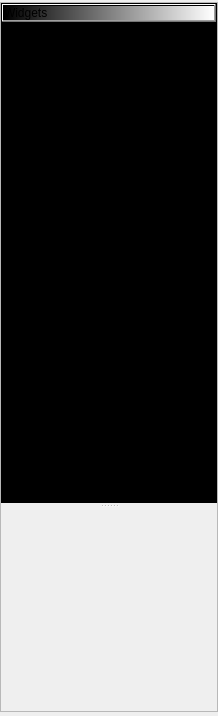
Qt form src/pyphoplacecellanalysis/GUI/Qt/Widgets/PipelineComputationWidget/PipelineComputationWidget.ui (CommanderPho/pyPhoPlaceCellAnalysis) before a commit.
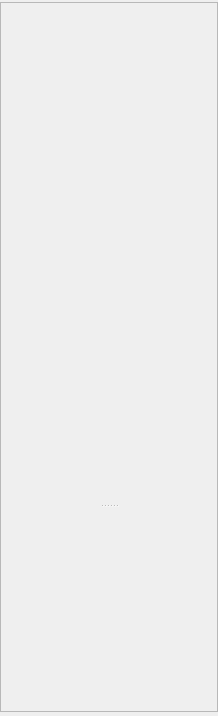
The same form after that commit. Icons and pictures are not drawn.

Commit message: PipelineComputationWidget almost working

Patch:
```diff
--- a/src/pyphoplacecellanalysis/GUI/Qt/Widgets/PipelineComputationWidget/PipelineComputationWidget.ui
+++ b/src/pyphoplacecellanalysis/GUI/Qt/Widgets/PipelineComputationWidget/PipelineComputationWidget.ui
@@ -103,99 +103,10 @@
           </size>
          </property>
          <property name="styleSheet">
-          <string notr="true">background-color: rgb(0, 0, 0);</string>
+          <string notr="true">background-color: rgb(0, 0, 0);
+QHeaderView::section { background-color:  rgb(61, 61, 61); }</string>
          </property>
-         <layout class="QGridLayout" name="gridLayout_MainContent">
-          <item row="0" column="0">
-           <widget class="QTreeWidget" name="mainTreeWidget">
-            <property name="styleSheet">
-             <string notr="true">QHeaderView::section { background-color: qlineargradient(spread:pad, x1:0, y1:0, x2:1, y2:0, stop:0 rgba(0, 0, 0, 255), stop:1 rgba(255, 255, 255, 255)) }</string>
-            </property>
-            <property name="selectionMode">
-             <enum>QAbstractItemView::NoSelection</enum>
-            </property>
-            <property name="iconSize">
-             <size>
-              <width>32</width>
-              <height>64</height>
-             </size>
-            </property>
-            <column>
-             <property name="text">
-              <string notr="true">Widgets</string>
-             </property>
-            </column>
-            <item>
-             <property name="text">
-              <string notr="true">Spike2DRaster</string>
-             </property>
-             <property name="icon">
-              <iconset resource="../../../../Resources/GuiResources.qrc">
-               <normaloff>:/Icons/Icons/SpikeRaster2DIcon.ico</normaloff>:/Icons/Icons/SpikeRaster2DIcon.ico</iconset>
-             </property>
-            </item>
-            <item>
-             <property name="text">
-              <string notr="true">Behavior</string>
-             </property>
-             <property name="icon">
-              <iconset resource="../../../../Resources/ActionIcons.qrc">
-               <normaloff>:/Render/Icons/Icon/SimplePlot/Laps.png</normaloff>:/Render/Icons/Icon/SimplePlot/Laps.png</iconset>
-             </property>
-            </item>
-            <item>
-             <property name="text">
-              <string notr="true">StackedEpochViewer</string>
-             </property>
-             <property name="icon">
-              <iconset resource="../../../../Resources/ActionIcons.qrc">
-               <normaloff>:/Render/Icons/graphics/MultiAxesPlot.png</normaloff>:/Render/Icons/graphics/MultiAxesPlot.png</iconset>
-             </property>
-            </item>
-            <item>
-             <property name="text">
-              <string notr="true">Occupancy</string>
-             </property>
-             <property name="icon">
-              <iconset resource="../../../../Resources/ActionIcons.qrc">
-               <normaloff>:/Render/Icons/Icon/Occupancy.png</normaloff>:/Render/Icons/Icon/Occupancy.png</iconset>
-             </property>
-            </item>
-            <item>
-             <property name="text">
-              <string notr="true">1D Placefields</string>
-             </property>
-            </item>
-            <item>
-             <property name="text">
-              <string notr="true">1D Decoding</string>
-             </property>
-             <property name="icon">
-              <iconset resource="../../../../Resources/ActionIcons.qrc">
-               <normaloff>:/Render/Icons/Icon/Decode.png</normaloff>:/Render/Icons/Icon/Decode.png</iconset>
-             </property>
-            </item>
-            <item>
-             <property name="text">
-              <string notr="true">2D Placefields</string>
-             </property>
-             <property name="icon">
-              <iconset resource="../../../../Resources/ActionIcons.qrc">
-               <normaloff>:/Render/Icons/Icon/Heatmap.png</normaloff>:/Render/Icons/Icon/Heatmap.png</iconset>
-             </property>
-            </item>
-            <item>
-             <property name="text">
-              <string notr="true">2D Decoding</string>
-             </property>
-             <property name="icon">
-              <iconset resource="../../../../Resources/ActionIcons.qrc">
-               <normaloff>:/Render/Icons/Icon/Decode.png</normaloff>:/Render/Icons/Icon/Decode.png</iconset>
-             </property>
-            </item>
-           </widget>
-          </item>
-         </layout>
+         <layout class="QGridLayout" name="gridLayout_MainContent"/>
         </widget>
         <widget class="QWidget" name="secondarytInfoWidget" native="true">
          <property name="minimumSize">
```
Left out of the diff: 3 changed lines with no effect on the pictures. The commit also changes 1 other file.
